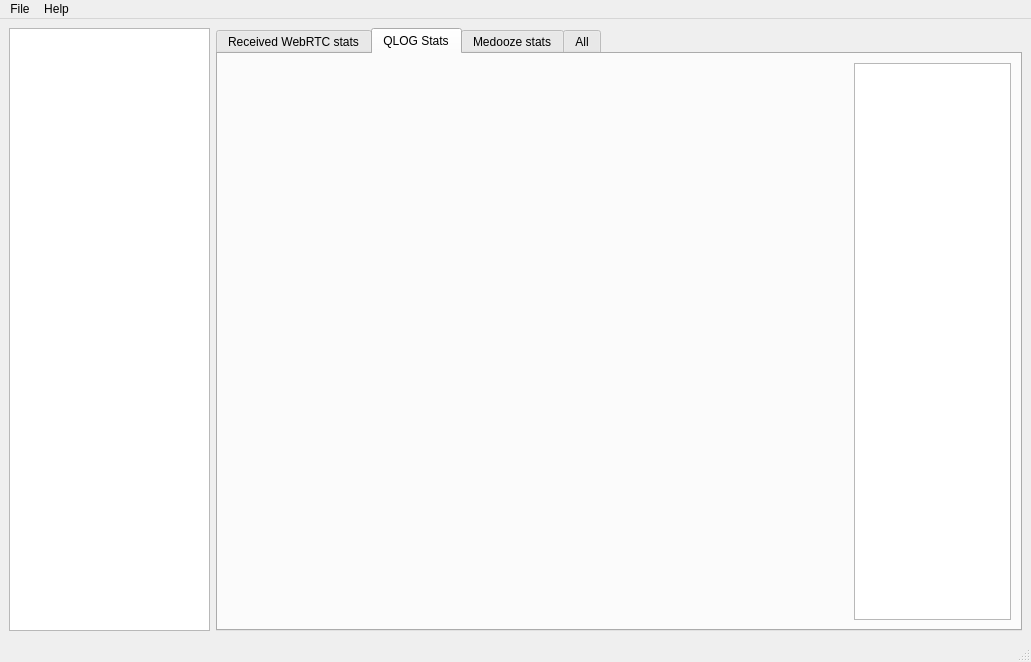
First picture: the form in src/main_window.ui, repository dbaldassi/quic-tunnel-stats-viewer, before the edit.
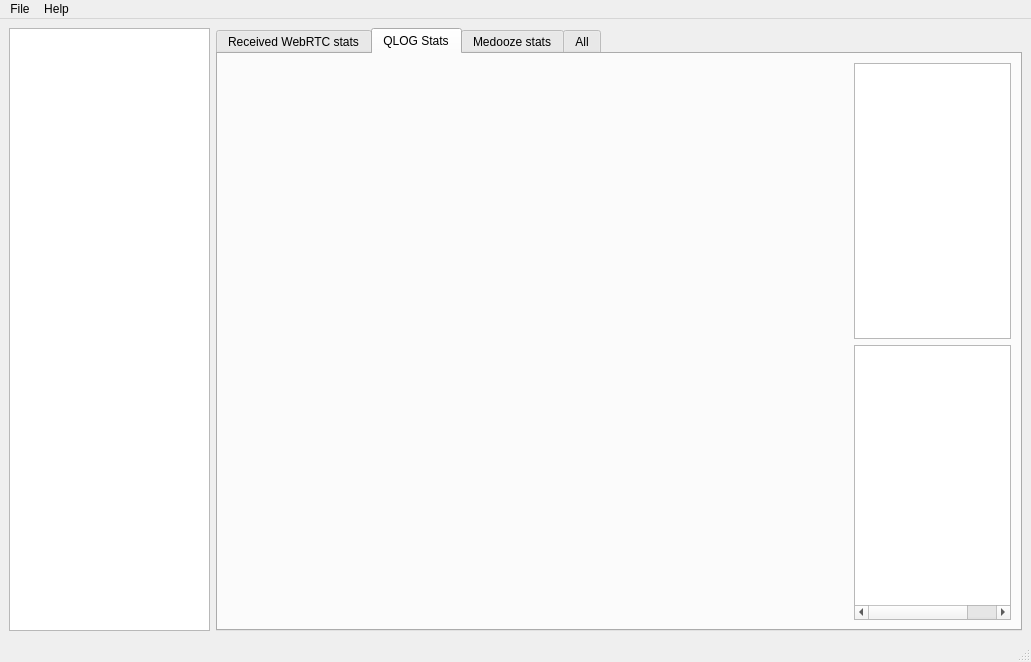
Second picture: the form after the edit.

Commit message: add qlog loss

```diff
--- a/src/main_window.ui
+++ b/src/main_window.ui
@@ -71,7 +71,31 @@
            <layout class="QVBoxLayout" name="qlog_chart_layout"/>
           </item>
           <item>
-           <widget class="QListWidget" name="legend_qlog"/>
+           <layout class="QVBoxLayout" name="verticalLayout" stretch="1,1">
+            <item>
+             <widget class="QListWidget" name="legend_qlog"/>
+            </item>
+            <item>
+             <widget class="QTreeWidget" name="qlog_info">
+              <property name="columnCount">
+               <number>2</number>
+              </property>
+              <attribute name="headerVisible">
+               <bool>false</bool>
+              </attribute>
+              <column>
+               <property name="text">
+                <string notr="true">1</string>
+               </property>
+              </column>
+              <column>
+               <property name="text">
+                <string notr="true">2</string>
+               </property>
+              </column>
+             </widget>
+            </item>
+           </layout>
           </item>
          </layout>
         </widget>
```
The commit also changes 3 other files.
